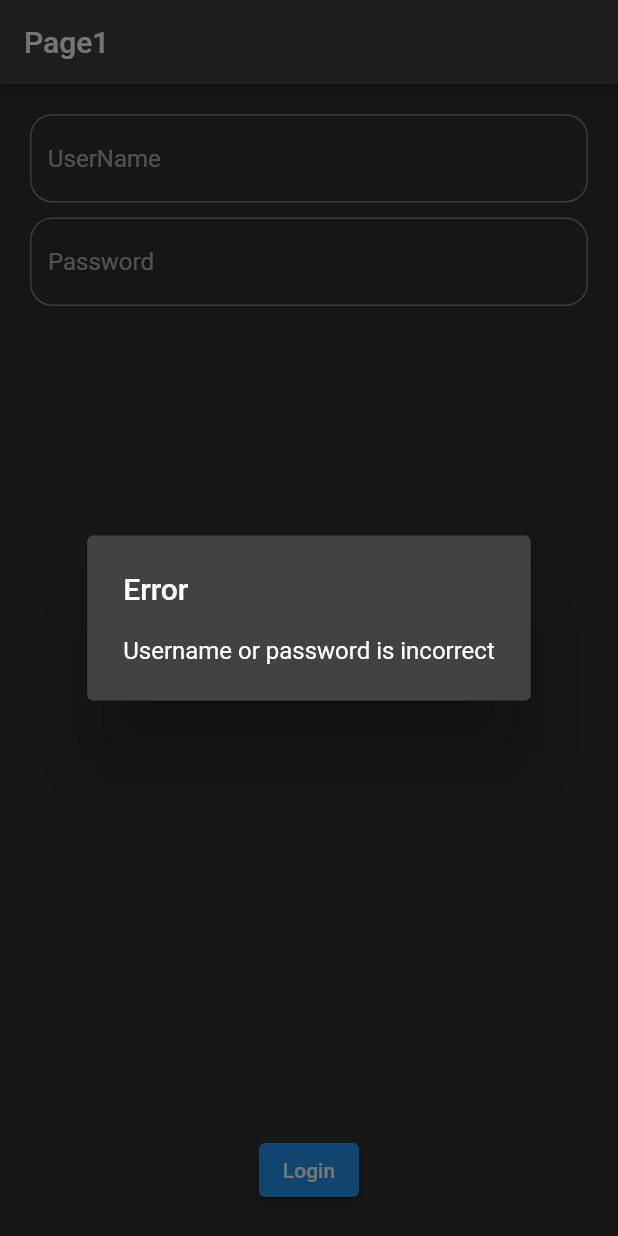
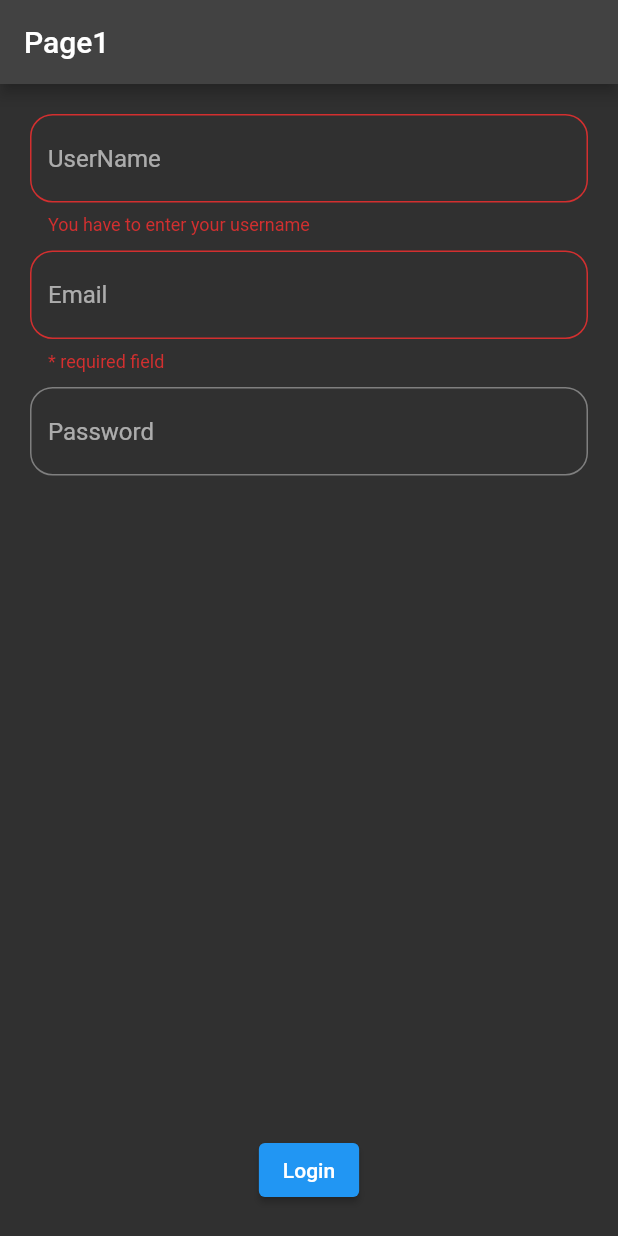
Before and after one commit to shadysamara/flutter1_gdg2, a Flutter app: the screen it shows after launch, after a tap on "Login", on a phone screen of 412 x 824 dp. Run offline on Flutter 3.47's test engine with Material 2 defaults, Android fonts, the phone set to English and light mode, and no system bars; our stand-ins replace string_validator.

Commit message:
validation

```diff
--- a/lib/screens/auth_provider.dart
+++ b/lib/screens/auth_provider.dart
@@ -2,20 +2,46 @@ import 'package:flutter/material.dart';
 import 'package:flutter_application_1/screens/app_router.dart';
 import 'package:flutter_application_1/screens/pages_names.dart';
 import 'package:flutter_application_1/screens/screen2.dart';
+import 'package:string_validator/string_validator.dart';
 
 class AuthProvider {
+  GlobalKey<FormState> formKey = GlobalKey();
   TextEditingController userNameController = TextEditingController();
+  TextEditingController emailController = TextEditingController();
   TextEditingController passwordController = TextEditingController();
   String correctUsername = "omar";
   String correctPassword = "123";
   checkLogin() {
+    if (formKey.currentState!.validate()) {
       String userName = userNameController.text;
       String password = passwordController.text;
       if (userName == correctUsername && password == correctPassword) {
         AppRouter.gotoScreen(Screen2());
         // navigation to home page
       } else {
-      AppRouter.showCustomDialoug("Error", "Username or password is incorrect");
+        AppRouter.showCustomDialoug(
+            "Error", "Username or password is incorrect");
       }
     }
   }
+
+  String? validateUsername(String? value) {
+    if (value?.isEmpty ?? true) {
+      return "You have to enter your username";
+    } else if (value!.length < 5) {
+      return "your should enter 5 characters at least";
+    } else {
+      return null;
+    }
+  }
+
+  String? validateEmail(String? value) {
+    if (value?.isEmpty ?? true) {
+      return "* required field";
+    } else if (!isEmail(value!)) {
+      return "Incorrect email syntax";
+    }
+  }
+
+  String? validatePassword(String? value) {}
+}
--- /dev/null
+++ b/lib/screens/custom_textfield.dart
@@ -0,0 +1,34 @@
+import 'package:flutter/material.dart';
+
+typedef String? shadyFunction(String? x);
+
+class CustomTextfield extends StatelessWidget {
+  final String title;
+  final TextEditingController controller;
+  final shadyFunction validationFunction;
+  const CustomTextfield({
+    Key? key,
+    required this.title,
+    required this.controller,
+    required this.validationFunction,
+  }) : super(key: key);
+  @override
+  Widget build(BuildContext context) {
+    // TODO: implement build
+    return Column(
+      children: [
+        TextFormField(
+          validator: validationFunction,
+          controller: controller,
+          decoration: InputDecoration(
+              hintText: title,
+              border:
+                  OutlineInputBorder(borderRadius: BorderRadius.circular(15))),
+        ),
+        const SizedBox(
+          height: 10,
+        ),
+      ],
+    );
+  }
+}
--- a/lib/screens/screen1.dart
+++ b/lib/screens/screen1.dart
@@ -1,5 +1,6 @@
 import 'package:flutter/material.dart';
 import 'package:flutter_application_1/screens/auth_provider.dart';
+import 'package:flutter_application_1/screens/custom_textfield.dart';
 import 'package:provider/provider.dart';
 
 class Screen1 extends StatelessWidget {
@@ -13,25 +14,22 @@ class Screen1 extends StatelessWidget {
       body: Consumer<AuthProvider>(builder: (context, pr, child) {
         return Container(
           margin: EdgeInsets.all(20),
+          child: Form(
+            key: pr.formKey,
             child: Column(
               children: [
-              TextField(
+                CustomTextfield(
+                    title: "UserName",
                     controller: pr.userNameController,
-                decoration: InputDecoration(
-                    hintText: "UserName",
-                    border: OutlineInputBorder(
-                        borderRadius: BorderRadius.circular(15))),
-              ),
-              SizedBox(
-                height: 10,
-              ),
-              TextField(
+                    validationFunction: pr.validateUsername),
+                CustomTextfield(
+                    title: "Email",
+                    controller: pr.emailController,
+                    validationFunction: pr.validateEmail),
+                CustomTextfield(
+                    title: "Password",
                     controller: pr.passwordController,
-                decoration: InputDecoration(
-                    hintText: "Password",
-                    border: OutlineInputBorder(
-                        borderRadius: BorderRadius.circular(15))),
-              ),
+                    validationFunction: pr.validatePassword),
                 const Spacer(),
                 ElevatedButton(
                     onPressed: () {
@@ -40,6 +38,7 @@ class Screen1 extends StatelessWidget {
                     child: Text("Login"))
               ],
             ),
+          ),
         );
       }),
     );
--- a/pubspec.yaml
+++ b/pubspec.yaml
@@ -37,6 +37,7 @@ dependencies:
   # Use with the CupertinoIcons class for iOS style icons.
   cupertino_icons: ^1.0.2
   provider: ^6.0.5
+  string_validator: ^1.0.0
 
 dev_dependencies:
   flutter_test:
```
Also changed, not shown: lib/screens/screen2.dart (+36 -3 lines), pubspec.lock. Lines whose indentation alone changed are shown as unchanged.
